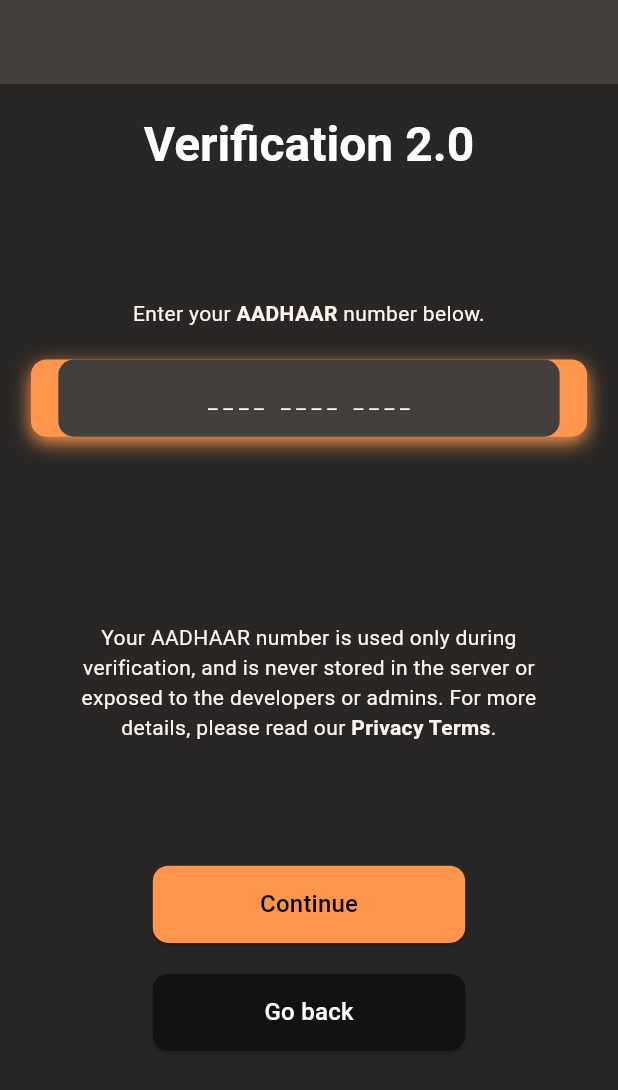
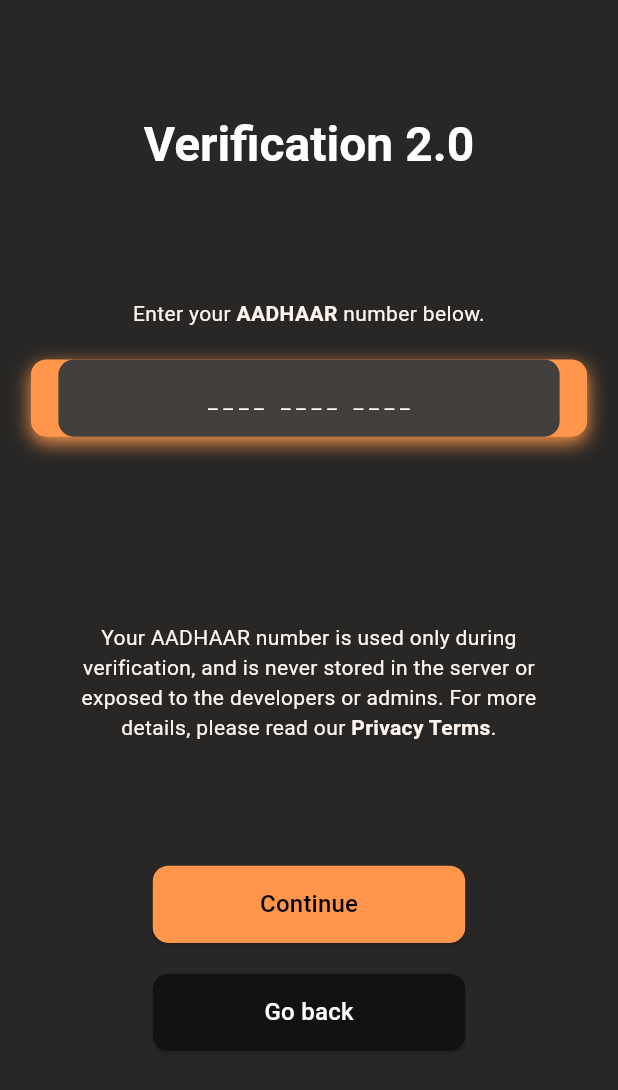
Before and after one commit to Sidd1374/Anonymous_Chat_Application, a Flutter app: the LevelTwoPage screen opened directly, on a phone screen of 412 x 824 dp. Shown: the top 1090 px of the screen. Run offline on Flutter 3.47's test engine with Material 3 defaults, Android fonts, the light colour scheme and no system bars; our stand-ins replace flutter_screenutil, flutter_svg, image_picker, lottie.

Commit message:
safe point 2 - ALL working

```diff
--- a/lib/core/app_theme.dart
+++ b/lib/core/app_theme.dart
@@ -1,21 +1,84 @@
 import 'package:flutter/material.dart';
 import 'package:flutter_screenutil/flutter_screenutil.dart';
-import 'package:veil_chat_application/components/colors.dart';
+import '../components/colors.dart'; // Make sure this file defines LightColors and DarkColors
 
 class AppTheme extends ChangeNotifier {
-  // Global constants for colors
+  // === Theme Colors ===
   static const Color primaryColor = Color(0xFFFF964B);
-  static const Color darkBackgroundColor = Color(0xFF282725);
-  static const Color lightBackgroundColor = Color(0xFFF1E5DD);
   static const Color darkSecondaryColor = Color(0xFF433F3C);
   static const Color lightSecondaryColor = Color(0xFFFFF3EA);
 
-  static const Color darkSelectedIconColor = lightBackgroundColor;
-  static const Color darkUnselectedIconColor = Color(0xFFDDDDDD);
-  static const Color lightSelectedIconColor = Color(0xFF282725);
-  static const Color lightUnselectedIconColor = lightSecondaryColor;
+  // === Light Theme ===
+  static final ThemeData lightTheme = ThemeData(
+    brightness: Brightness.light,
+    scaffoldBackgroundColor: LightColors.background,
+    primaryColor: primaryColor,
+    colorScheme: const ColorScheme.light(
+      primary: LightColors.primary,
+      secondary: lightSecondaryColor,
+    ),
+    appBarTheme: const AppBarTheme(
+      backgroundColor: LightColors.background,
+      iconTheme: IconThemeData(color: LightColors.primary),
+      titleTextStyle: TextStyle(color: LightColors.textAlt, fontSize: 20),
+    ),
+    inputDecorationTheme: InputDecorationTheme(
+      filled: true,
+      fillColor: lightSecondaryColor,
+      border: const OutlineInputBorder(),
+      enabledBorder: const OutlineInputBorder(
+        borderSide: BorderSide(color: primaryColor),
+      ),
+      focusedBorder: const OutlineInputBorder(
+        borderSide: BorderSide(color: primaryColor),
+      ),
+      labelStyle: const TextStyle(color: Colors.black),
+      hintStyle: const TextStyle(color: Colors.black54),
+    ),
+    elevatedButtonTheme: ElevatedButtonThemeData(
+      style: ElevatedButton.styleFrom(
+        backgroundColor: primaryColor,
+        foregroundColor: Colors.white,
+        textStyle: const TextStyle(fontSize: 16, fontWeight: FontWeight.bold),
+      ),
+    ),
+    floatingActionButtonTheme: const FloatingActionButtonThemeData(
+      backgroundColor: LightColors.primary,
+      foregroundColor: LightColors.textAlt,
+    ),
+    textTheme: const TextTheme(
+      bodyLarge: TextStyle(color: LightColors.text),
+      bodyMedium: TextStyle(color: LightColors.text),
+      bodySmall: TextStyle(color: LightColors.text),
+      titleLarge: TextStyle(color: LightColors.text, fontSize: 20),
+    ),
+    snackBarTheme: const SnackBarThemeData(
+      backgroundColor: LightColors.secondary,
+      contentTextStyle: TextStyle(color: LightColors.text),
+    ),
+    dialogTheme: const DialogTheme(
+      backgroundColor: LightColors.secondary,
+      titleTextStyle: TextStyle(
+        color: LightColors.text,
+        fontSize: 20,
+        fontWeight: FontWeight.bold,
+      ),
+      contentTextStyle: TextStyle(color: LightColors.text),
+    ),
+    bottomNavigationBarTheme: BottomNavigationBarThemeData(
+      backgroundColor: LightColors.primary,
+      selectedItemColor: LightColors.secondary,
+      unselectedItemColor: Colors.transparent,
+      selectedIconTheme: const IconThemeData(color: LightColors.text),
+      unselectedIconTheme: IconThemeData(color: LightColors.textAlt),
+      selectedLabelStyle: const TextStyle(color: LightColors.text),
+      unselectedLabelStyle: TextStyle(color: LightColors.textAlt),
+      elevation: 8.0,
+      type: BottomNavigationBarType.fixed,
+    ),
+  );
 
-  // Dark Theme
+  // === Dark Theme ===
   static final ThemeData darkTheme = ThemeData(
     brightness: Brightness.dark,
     scaffoldBackgroundColor: DarkColors.background,
@@ -25,16 +88,14 @@ class AppTheme extends ChangeNotifier {
       secondary: darkSecondaryColor,
     ),
     appBarTheme: const AppBarTheme(
-      backgroundColor: DarkColors.secondary,
+      backgroundColor: DarkColors.background,
       iconTheme: IconThemeData(color: DarkColors.text),
       titleTextStyle: TextStyle(color: DarkColors.textAlt, fontSize: 20),
     ),
     inputDecorationTheme: InputDecorationTheme(
       filled: true,
       fillColor: DarkColors.secondary,
-      border: const OutlineInputBorder(
-        borderSide: BorderSide(color: DarkColors.primary),
-      ),
+      border: const OutlineInputBorder(),
       enabledBorder: const OutlineInputBorder(
         borderSide: BorderSide(color: DarkColors.primary),
       ),
@@ -68,11 +129,12 @@ class AppTheme extends ChangeNotifier {
     dialogTheme: const DialogTheme(
       backgroundColor: DarkColors.secondary,
       titleTextStyle: TextStyle(
-          color: DarkColors.text, fontSize: 20, fontWeight: FontWeight.bold),
+        color: DarkColors.text,
+        fontSize: 20,
+        fontWeight: FontWeight.bold,
+      ),
       contentTextStyle: TextStyle(color: DarkColors.text),
     ),
-    // bottomNavigationBarTheme: bottomNavigationBarThemeDark,
-
     bottomNavigationBarTheme: BottomNavigationBarThemeData(
       backgroundColor: DarkColors.secondary,
       selectedItemColor: DarkColors.primary,
@@ -86,75 +148,26 @@ class AppTheme extends ChangeNotifier {
     ),
   );
 
-  // Light Theme
-  static final ThemeData lightTheme = ThemeData(
-    brightness: Brightness.light,
-    scaffoldBackgroundColor: LightColors.background,
-    primaryColor: primaryColor,
-    colorScheme: const ColorScheme.light(
-      primary: LightColors.primary,
-      secondary: lightSecondaryColor,
-    ),
-    appBarTheme: const AppBarTheme(
-      backgroundColor: LightColors.secondary,
-      iconTheme: IconThemeData(color: LightColors.primary),
-      titleTextStyle: TextStyle(color: LightColors.textAlt, fontSize: 20),
-    ),
-    inputDecorationTheme: InputDecorationTheme(
-      filled: true,
-      fillColor: lightSecondaryColor,
-      border: const OutlineInputBorder(
-        borderSide: BorderSide(color: primaryColor),
-      ),
-      enabledBorder: const OutlineInputBorder(
-        borderSide: BorderSide(color: primaryColor),
-      ),
-      focusedBorder: const OutlineInputBorder(
-        borderSide: BorderSide(color: primaryColor),
-      ),
-      labelStyle: const TextStyle(color: Colors.black),
-      hintStyle: const TextStyle(color: Colors.black54),
-    ),
-    elevatedButtonTheme: ElevatedButtonThemeData(
-      style: ElevatedButton.styleFrom(
-        backgroundColor: primaryColor,
-        foregroundColor: Colors.white,
-        textStyle: const TextStyle(fontSize: 16, fontWeight: FontWeight.bold),
-      ),
-    ),
-    floatingActionButtonTheme: const FloatingActionButtonThemeData(
-      backgroundColor: LightColors.primary,
-      foregroundColor: LightColors.textAlt,
-    ),
-    textTheme: const TextTheme(
-      bodyLarge: TextStyle(color: LightColors.text),
-      bodyMedium: TextStyle(color: LightColors.textAlt),
-      bodySmall: TextStyle(color: LightColors.text),
-      titleLarge: TextStyle(color: LightColors.text, fontSize: 20),
-    ),
-    snackBarTheme: const SnackBarThemeData(
-      backgroundColor: LightColors.secondary,
-      contentTextStyle: TextStyle(color: LightColors.text),
-    ),
-    dialogTheme: const DialogTheme(
-      backgroundColor: LightColors.secondary,
-      titleTextStyle: TextStyle(
-          color: LightColors.text, fontSize: 20, fontWeight: FontWeight.bold),
-      contentTextStyle: TextStyle(color: LightColors.text),
-    ),
-    bottomNavigationBarTheme: BottomNavigationBarThemeData(
-      backgroundColor: LightColors.primary,
-      selectedItemColor: LightColors.secondary,
-      unselectedItemColor: Colors.transparent,
-      selectedIconTheme: const IconThemeData(color: LightColors.text),
-      unselectedIconTheme: IconThemeData(color: LightColors.textAlt),
-      selectedLabelStyle: const TextStyle(color: LightColors.text),
-      unselectedLabelStyle: TextStyle(color: LightColors.textAlt),
-      elevation: 8.0,
-      type: BottomNavigationBarType.fixed,
-    ),
-  );
+  // === Theme Manager (used via Provider) ===
+  ThemeData _currentTheme = darkTheme;
+  String _currentLogoPath = 'assets/logo/icon-no-bg-white.png';
 
+  ThemeData get currentTheme => _currentTheme;
+  String get currentLogoPath => _currentLogoPath;
+
+  // Toggle Theme (light <-> dark)
+  void toggleTheme() {
+    if (_currentTheme == lightTheme) {
+      _currentTheme = darkTheme;
+      _currentLogoPath = 'assets/logo/icon-no-bg-white.png';
+    } else {
+      _currentTheme = lightTheme;
+      _currentLogoPath = 'assets/logo/icon-black-no-bg.png';
+    }
+    notifyListeners();
+  }
+
+  // Reusable Styles
   static ButtonStyle elevatedButtonStyle(BuildContext context) {
     return ElevatedButton.styleFrom(
       backgroundColor: Theme.of(context).primaryColor,
@@ -172,9 +185,12 @@ class AppTheme extends ChangeNotifier {
     );
   }
 
-  // Input Decorations
-  static InputDecoration textFieldDecoration(BuildContext context,
-      {required String label, IconData? prefixIcon, Widget? suffixIcon}) {
+  static InputDecoration textFieldDecoration(
+    BuildContext context, {
+    required String label,
+    IconData? prefixIcon,
+    Widget? suffixIcon,
+  }) {
     return InputDecoration(
       filled: true,
       fillColor: Theme.of(context).inputDecorationTheme.fillColor,
@@ -187,26 +203,4 @@ class AppTheme extends ChangeNotifier {
       contentPadding: EdgeInsets.symmetric(vertical: 10.h, horizontal: 15.w),
     );
   }
-
-  // Theme and logo management
-  ThemeData _currentTheme = darkTheme;
-  String _currentLogoPath = 'assets/logo/icon-no-bg-white.png';
-  Color containerColor = primaryColor;
-
-  ThemeData get currentTheme => _currentTheme;
-  String get currentLogoPath => _currentLogoPath;
-
-  // Toggle between light and dark themes
-  void toggleTheme() {
-    if (_currentTheme == lightTheme) {
-      _currentTheme = darkTheme;
-      _currentLogoPath = 'assets/logo/icon-no-bg-white.png';
-      containerColor = primaryColor;
-    } else {
-      _currentTheme = lightTheme;
-      _currentLogoPath = 'assets/logo/icon-black-no-bg.png';
-      containerColor = lightSecondaryColor;
-    }
-    notifyListeners();
-  }
 }
--- a/lib/views/entry/level_two_verification_page.dart
+++ b/lib/views/entry/level_two_verification_page.dart
@@ -13,7 +13,8 @@ class LevelTwoPage extends StatelessWidget {
       appBar: AppBar(
         automaticallyImplyLeading: false,
       ),
-      body: Center(
+      body: SingleChildScrollView(
+        child: Center(
           child: Column(
             mainAxisAlignment: MainAxisAlignment.start,
             children: [
@@ -30,6 +31,7 @@ class LevelTwoPage extends StatelessWidget {
               SizedBox(height: 20.h),
               _buildGoBackButton(context),
             ],
+          ),
         ),
       ),
     );
--- a/pubspec.yaml
+++ b/pubspec.yaml
@@ -33,12 +33,10 @@ dependencies:
   provider: ^6.0.5
 
 
-  video_player: ^2.4.5
 
   # The following adds the Cupertino Icons font to your application.
   # Use with the CupertinoIcons class for iOS style icons.
   cupertino_icons: ^1.0.8
-  flutter_vlc_player: ^7.4.2
   lottie: ^3.3.0
   flutter_screenutil: ^5.9.3
   image_picker: ^1.1.2
```
Also changed, not shown: pubspec.lock, 125 other files. Lines whose indentation alone changed are shown as unchanged.
